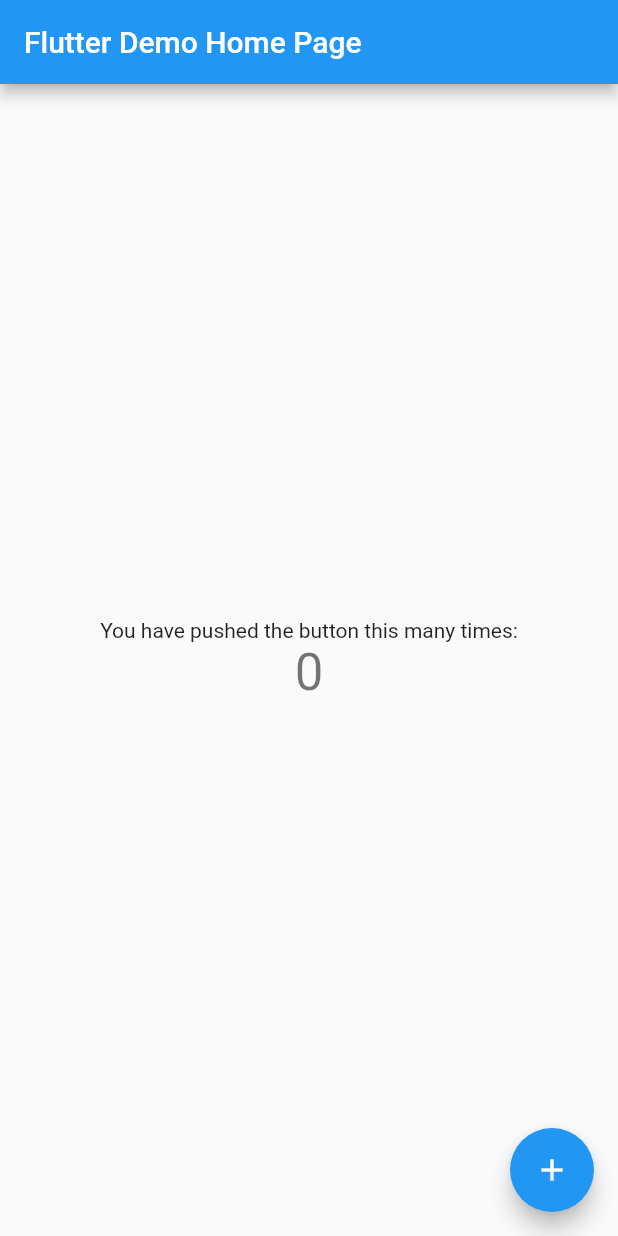
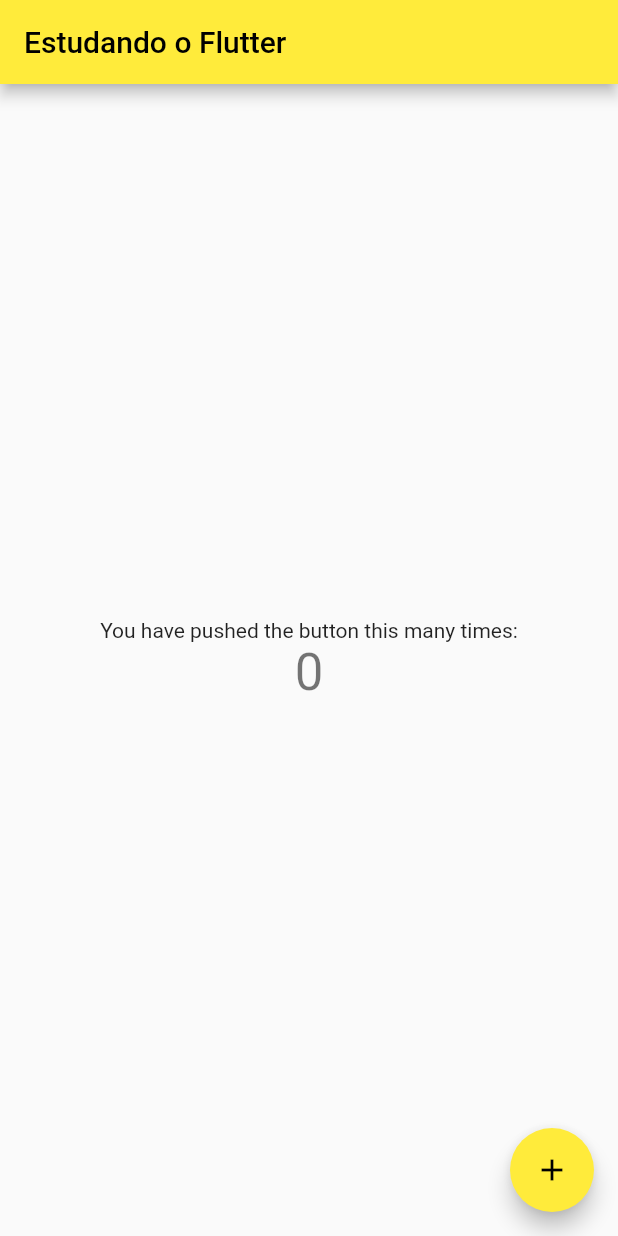
Before and after one commit to FariaGuilherme/firstapp, a Flutter app: the screen it shows after launch, on a phone screen of 412 x 824 dp. Run offline on Flutter 3.47's test engine with Material 2 defaults, Android fonts, the phone set to English and light mode, and no system bars.

Commit message:
Design Changes

```diff
--- a/lib/main.dart
+++ b/lib/main.dart
@@ -11,9 +11,9 @@ class MyApp extends StatelessWidget {
   @override
   Widget build(BuildContext context) {
     return MaterialApp(
-      title: 'Flutter Demo',
+      title: 'Testando o Flutter',
       theme: ThemeData(
-        // This is the theme of your application.
+        // This is the theme of your application.0
         //
         // Try running your application with "flutter run". You'll see the
         // application has a blue toolbar. Then, without quitting the app, try
@@ -22,9 +22,9 @@ class MyApp extends StatelessWidget {
         // or simply save your changes to "hot reload" in a Flutter IDE).
         // Notice that the counter didn't reset back to zero; the application
         // is not restarted.
-        primarySwatch: Colors.blue,
+        primarySwatch: Colors.yellow,
       ),
-      home: const MyHomePage(title: 'Flutter Demo Home Page'),
+      home: const MyHomePage(title: 'Estudando o Flutter'),
     );
   }
 }
```
